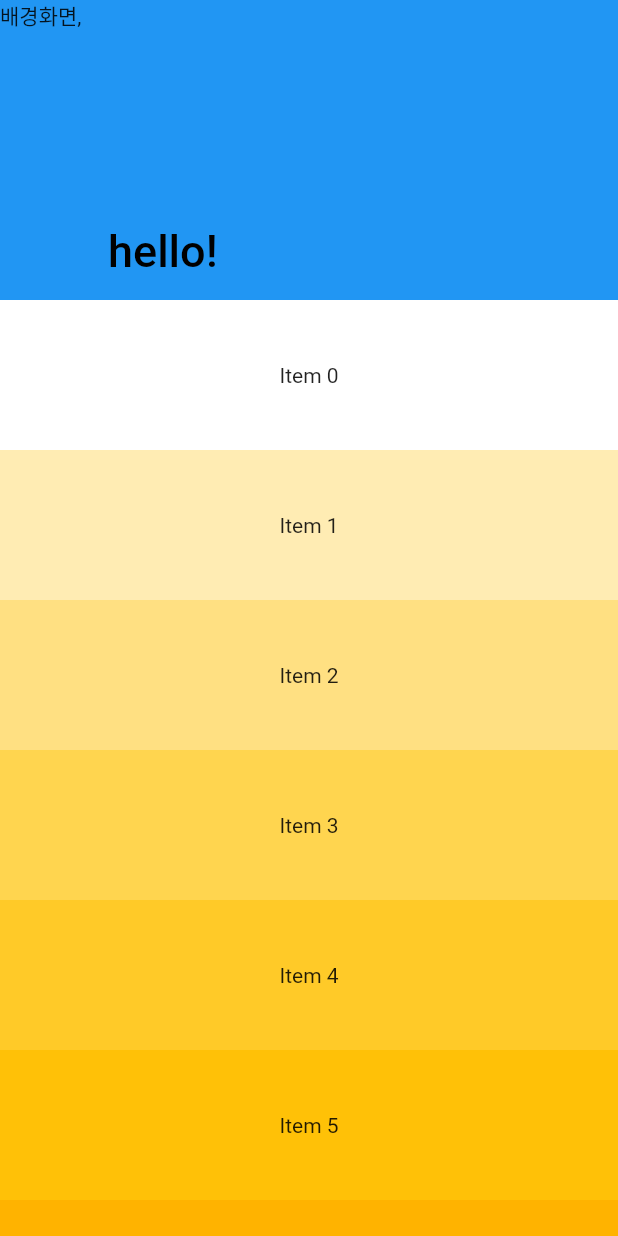
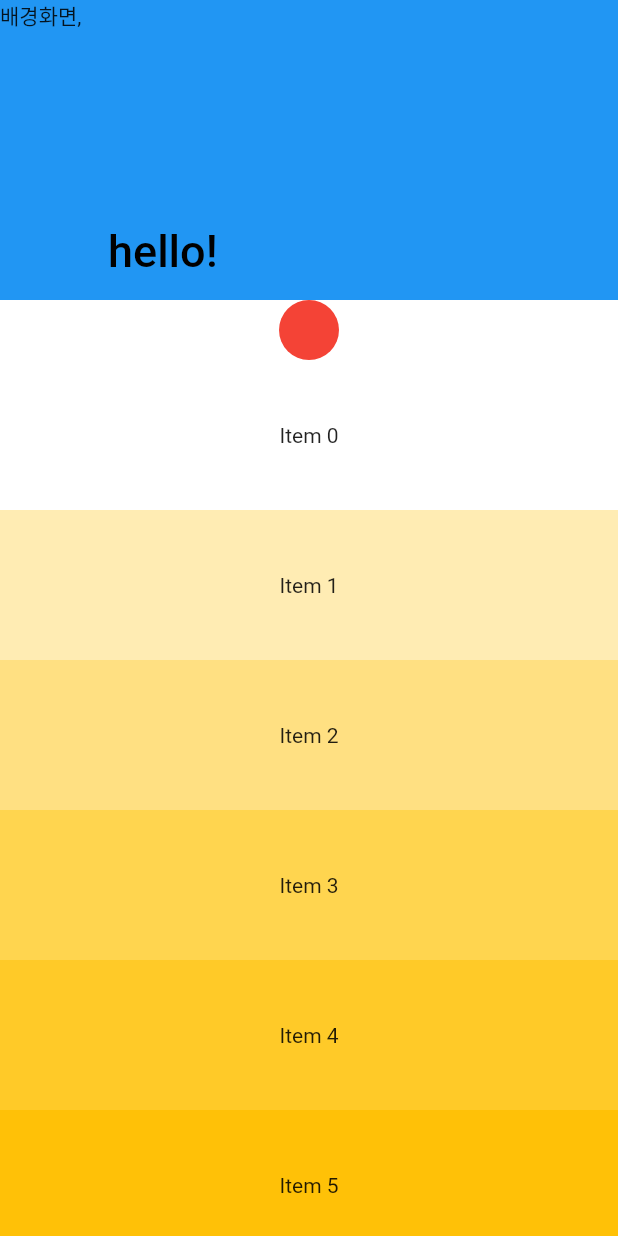
Before and after one commit to bigwave-cho/flutter-challenge, a Flutter app: the UserProfileScreen widget shown alone on an empty page, opened directly, on a phone screen of 412 x 824 dp. Run offline on Flutter 3.47's test engine with Material 2 defaults, Android fonts, the phone set to English and light mode, and no system bars; our stand-ins replace font_awesome_flutter, pin_code_fields.

Commit message:
SliverPersistentHeader

```diff
--- a/lib/features/users/user_profile_screen.dart
+++ b/lib/features/users/user_profile_screen.dart
@@ -1,4 +1,5 @@
 import 'package:flutter/material.dart';
+import 'package:tiktok/constants/sizes.dart';
 
 class UserProfileScreen extends StatefulWidget {
   const UserProfileScreen({super.key});
@@ -13,10 +14,11 @@ class _UserProfileScreenState extends State<UserProfileScreen> {
     return CustomScrollView(
       slivers: [
         SliverAppBar(
-          snap: true, // floating이 true여야 사용가능(살짝 내려도 appbar내려옴)
-          floating: true, //true: 리스트 중간에서 스크롤을 내려도 앱바가 내려옴.
+          //snap: true, // floating이 true여야 사용가능(살짝 내려도 appbar내려옴)
+          //  floating: true, //true: 리스트 중간에서 스크롤을 내려도 앱바가 내려옴.
           //  pinned: true, //최소 높이까지만 줄어듦.
           stretch: true,
+          pinned: true,
           backgroundColor: Colors.teal,
           collapsedHeight: 80,
           expandedHeight: 200,
@@ -39,6 +41,16 @@ class _UserProfileScreenState extends State<UserProfileScreen> {
             ),
           ),
         ),
+        SliverToBoxAdapter(
+          child: Column(
+            children: [
+              CircleAvatar(
+                backgroundColor: Colors.red,
+                radius: 20,
+              ),
+            ],
+          ),
+        ),
         SliverFixedExtentList(
           delegate: SliverChildBuilderDelegate(
             childCount: 50,
@@ -52,11 +64,65 @@ class _UserProfileScreenState extends State<UserProfileScreen> {
           ),
           itemExtent: 100,
         ),
+        SliverPersistentHeader(
+          pinned: true, //앱바 밑에 붙어버림
+          delegate: CustomDelegate(),
+        ),
+        SliverGrid(
+          delegate: SliverChildBuilderDelegate(
+            childCount: 50,
+            (context, index) => Container(
+              color: Colors.blue[100 * (index % 9)],
+              child: Align(
+                alignment: Alignment.center,
+                child: Text('Item $index'),
+              ),
+            ),
+          ),
+          gridDelegate: SliverGridDelegateWithMaxCrossAxisExtent(
+            maxCrossAxisExtent: 100,
+            mainAxisSpacing: Sizes.size20,
+            crossAxisSpacing: Sizes.size20,
+            childAspectRatio: 1,
+          ),
+        ),
       ],
     );
   }
 }
 
+class CustomDelegate extends SliverPersistentHeaderDelegate {
+  @override
+  Widget build(
+      BuildContext context, double shrinkOffset, bool overlapsContent) {
+    return Container(
+      color: Colors.indigo,
+      child: const FractionallySizedBox(
+        heightFactor: 1,
+        child: Center(
+          child: Text(
+            'Title!!!',
+            style: TextStyle(
+              color: Colors.white,
+            ),
+          ),
+        ),
+      ),
+    );
+  }
+
+  @override
+  double get maxExtent => 150;
+
+  @override
+  double get minExtent => 80;
+
+  @override
+  bool shouldRebuild(covariant SliverPersistentHeaderDelegate oldDelegate) {
+    //build를 통해서 전혀 다른 위젯을 리턴할 때는 false
+    return false;
+  }
+}
 
 /*
 slivers: [
```
